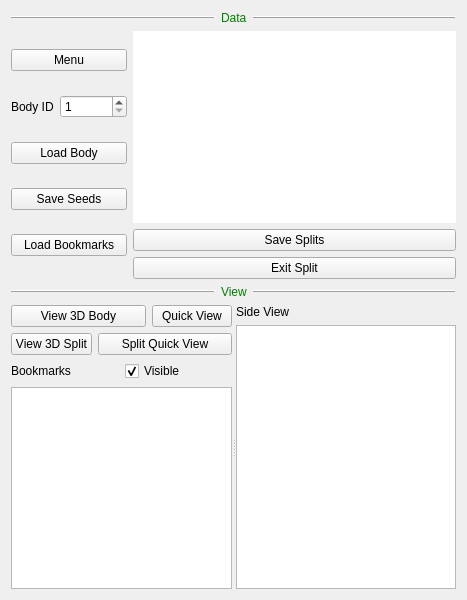
First picture: the form in neurolabi/gui/flyem/flyemsplitcontrolform.ui, repository janelia-flyem/NeuTu, before the edit.
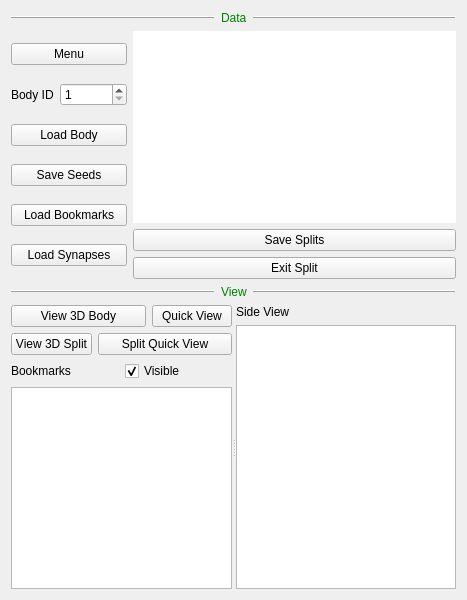
Second picture: the form after the edit. Custom widgets are drawn as their Qt base class.

Diff of the .ui file:
```diff
--- a/neurolabi/gui/flyem/flyemsplitcontrolform.ui
+++ b/neurolabi/gui/flyem/flyemsplitcontrolform.ui
@@ -113,6 +113,13 @@
          </property>
         </widget>
        </item>
+       <item>
+        <widget class="QPushButton" name="synapsePushButton">
+         <property name="text">
+          <string>Load Synapses</string>
+         </property>
+        </widget>
+       </item>
       </layout>
      </item>
      <item>
```
